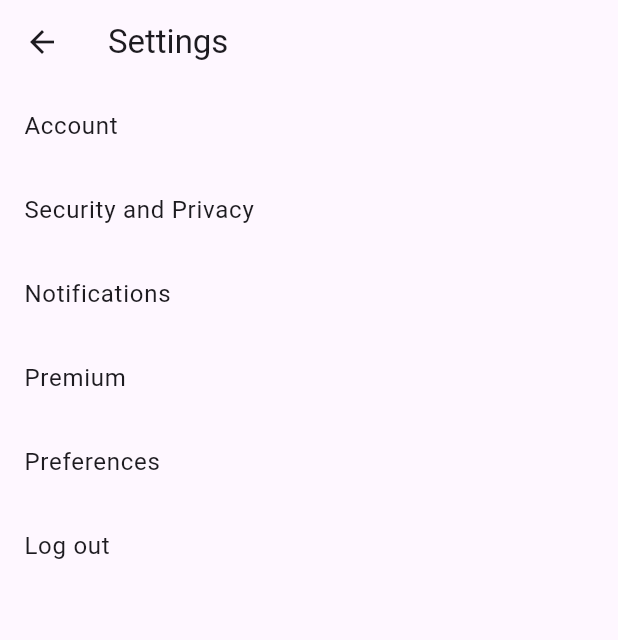
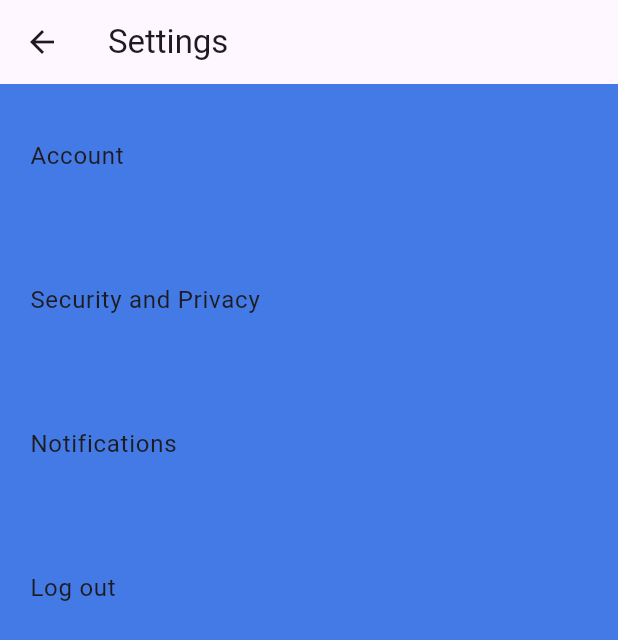
Before and after one commit to trungtran1234/Venue, a Flutter app: the SettingsPage screen opened directly, on a phone screen of 412 x 824 dp. Shown: the top 640 px of the screen. Run offline on Flutter 3.47's test engine with Material 3 defaults, Android fonts, the phone set to English and light mode, and no system bars.

Commit message:
basic profile, settings, and event creation ui

```diff
--- a/lib/main.dart
+++ b/lib/main.dart
@@ -1,7 +1,5 @@
 import 'package:flutter/material.dart';
-import 'pages/signup.dart';
 import 'pages/login.dart';
-import 'pages/settings.dart';
 
 void main() {
   runApp(const MyApp());
@@ -20,7 +18,7 @@ class MyApp extends StatelessWidget {
         colorScheme: ColorScheme.fromSwatch(primarySwatch: Colors.blue),
         useMaterial3: true,
       ),
-      home: LoginPage(), // Change this to see different pages as homepage
+      home: const LoginPage(),
     );
   }
 }
--- a/lib/pages/settings.dart
+++ b/lib/pages/settings.dart
@@ -2,21 +2,22 @@ import 'package:flutter/material.dart';
 import 'login.dart';
 
 class SettingsPage extends StatelessWidget {
+  const SettingsPage({Key? key});
+
   @override
   Widget build(BuildContext context) {
     return Theme(
-      data: ThemeData(
-        primaryColor: Colors.blue,
-      ),
+      data: ThemeData(),
       child: Scaffold(
+        backgroundColor: Color(0xFF437AE5),
         appBar: AppBar(
           leading: IconButton(
-            icon: Icon(Icons.arrow_back),
+            icon: const Icon(Icons.arrow_back),
             onPressed: () {
               Navigator.of(context).pop();
             },
           ),
-          title: Text('Settings'),
+          title: const Text('Settings'),
         ),
         body: SettingsList(),
       ),
@@ -25,52 +26,33 @@ class SettingsPage extends StatelessWidget {
 }
 
 class SettingsList extends StatelessWidget {
+  final List<String> settingsOptions = [
+    'Account',
+    'Security and Privacy',
+    'Notifications',
+    'Log out'
+  ];
+
   @override
   Widget build(BuildContext context) {
-    return ListView(
-      children: [
-        ListTile(
-          title: Text('Account'),
+    return ListView.builder(
+      itemCount: settingsOptions.length,
+      itemBuilder: (context, index) {
+        return ListTile(
+          title: Text(settingsOptions[index]),
+          contentPadding: const EdgeInsets.all(20),
           onTap: () {
-            // Navigate to Account settings page
-            // You can implement navigation here
+            if (settingsOptions[index] == 'Log out') {
+              Navigator.pushReplacement(
+                context,
+                MaterialPageRoute(builder: (context) => LoginPage()),
+              );
+            } else {
+              // Handle navigation to other settings pages
+            }
           },
-        ),
-        ListTile(
-          title: Text('Security and Privacy'),
-          onTap: () {
-            // Navigate to Security and Privacy settings page
-            // You can implement navigation here
-          },
-        ),
-        ListTile(
-          title: Text('Notifications'),
-          onTap: () {
-            // Navigate to Notifications settings page
-            // You can implement navigation here
-          },
-        ),
-        ListTile(
-          title: Text('Premium'),
-          onTap: () {
-            // Navigate to Premium settings page
-            // You can implement navigation here
-          },
-        ),
-        ListTile(
-          title: Text('Preferences'),
-          onTap: () {
-            // Navigate to Preferences settings page
-            // You can implement navigation here
-          },
-        ),
-        ListTile(
-            title: Text('Log out'),
-            onTap: () {
-              Navigator.push(context,
-                  MaterialPageRoute(builder: (context) => LoginPage()));
-            }),
-      ],
+        );
+      },
     );
   }
 }
```
Also changed, not shown: lib/pages/home.dart (added, +141 -0 lines), lib/pages/login.dart (+5 -3 lines), lib/pages/profile.dart (added, +56 -0 lines), lib/pages/signup.dart (+10 -6 lines).
